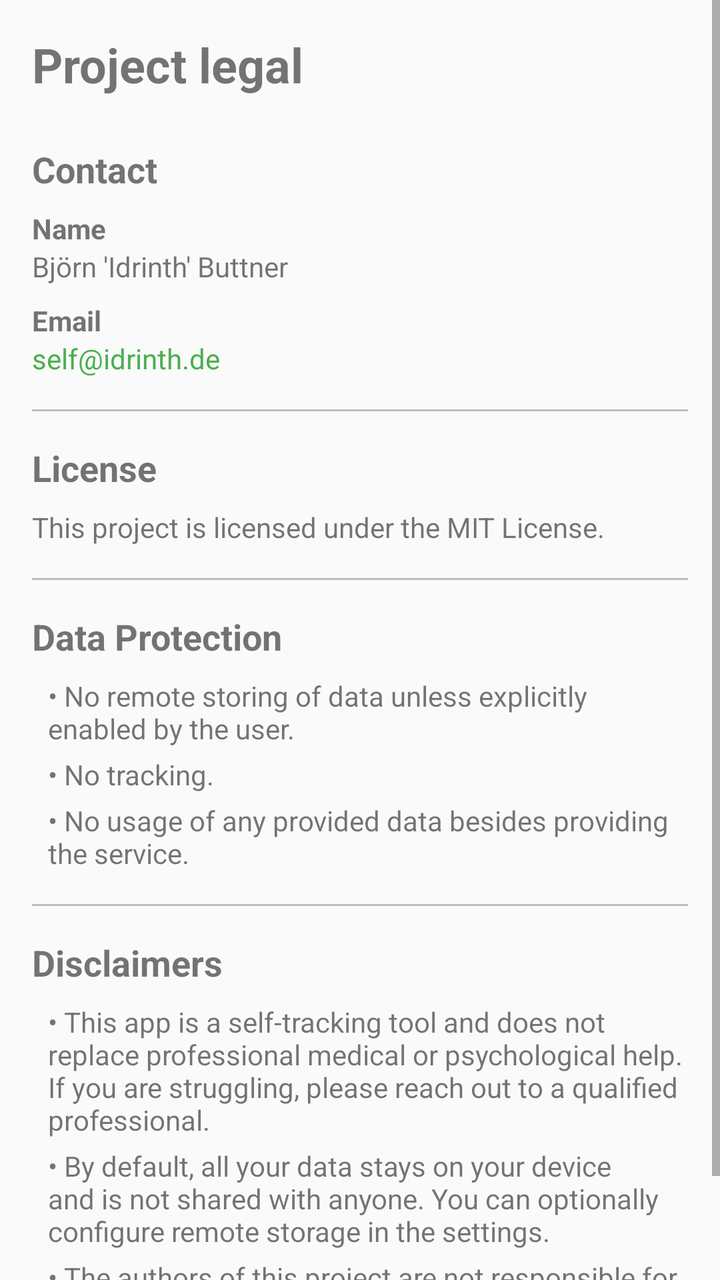
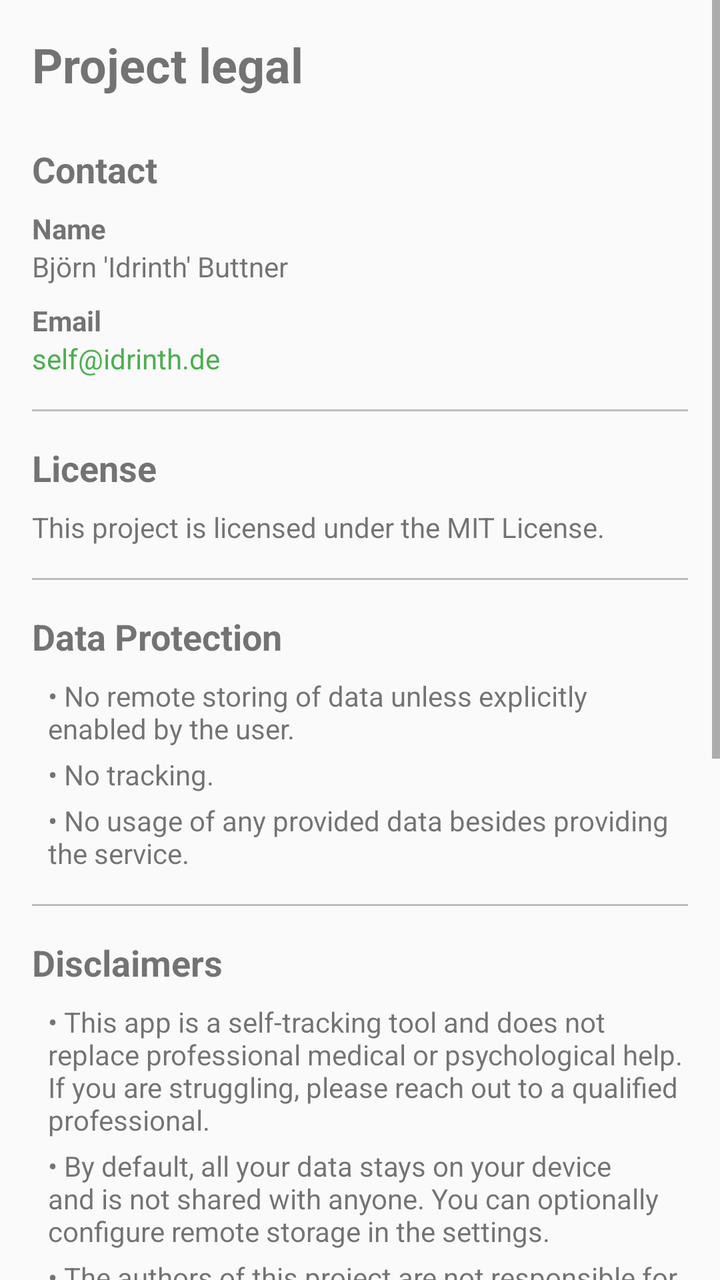

Compare the two renders of this Android layout. The source of the first and the diff that turns it into the second are given below.
<!-- AndroidManifest.xml: application theme Theme.HabitEvaluator -->
<!-- res/layout/fragment_imprint.xml -->
<?xml version="1.0" encoding="utf-8"?>
<ScrollView xmlns:android="http://schemas.android.com/apk/res/android"
    android:layout_width="match_parent"
    android:layout_height="match_parent">

    <LinearLayout
        android:layout_width="match_parent"
        android:layout_height="wrap_content"
        android:orientation="vertical"
        android:padding="16dp">

        <TextView
            android:layout_width="wrap_content"
            android:layout_height="wrap_content"
            android:text="@string/imprint_title"
            android:textSize="24sp"
            android:textStyle="bold" />

        <TextView
            android:layout_width="wrap_content"
            android:layout_height="wrap_content"
            android:layout_marginTop="24dp"
            android:text="@string/imprint_contact"
            android:textSize="18sp"
            android:textStyle="bold" />

        <TextView
            android:layout_width="wrap_content"
            android:layout_height="wrap_content"
            android:layout_marginTop="8dp"
            android:text="@string/imprint_name_label"
            android:textSize="14sp"
            android:textStyle="bold" />

        <TextView
            android:layout_width="wrap_content"
            android:layout_height="wrap_content"
            android:text="@string/imprint_name_value"
            android:textSize="14sp" />

        <TextView
            android:layout_width="wrap_content"
            android:layout_height="wrap_content"
            android:layout_marginTop="8dp"
            android:text="@string/imprint_email_label"
            android:textSize="14sp"
            android:textStyle="bold" />

        <TextView
            android:id="@+id/emailLink"
            android:layout_width="wrap_content"
            android:layout_height="wrap_content"
            android:text="@string/imprint_email_value"
            android:textSize="14sp"
            android:textColor="@color/primary"
            android:clickable="true"
            android:focusable="true" />

        <View
            android:layout_width="match_parent"
            android:layout_height="1dp"
            android:layout_marginTop="16dp"
            android:background="@color/divider" />

        <TextView
            android:layout_width="wrap_content"
            android:layout_height="wrap_content"
            android:layout_marginTop="16dp"
            android:text="@string/imprint_license"
            android:textSize="18sp"
            android:textStyle="bold" />

        <TextView
            android:layout_width="wrap_content"
            android:layout_height="wrap_content"
            android:layout_marginTop="8dp"
            android:text="@string/imprint_license_text"
            android:textSize="14sp" />

        <View
            android:layout_width="match_parent"
            android:layout_height="1dp"
            android:layout_marginTop="16dp"
            android:background="@color/divider" />

        <TextView
            android:layout_width="wrap_content"
            android:layout_height="wrap_content"
            android:layout_marginTop="16dp"
            android:text="@string/imprint_data_protection"
            android:textSize="18sp"
            android:textStyle="bold" />

        <TextView
            android:layout_width="wrap_content"
            android:layout_height="wrap_content"
            android:layout_marginTop="8dp"
            android:text="@string/imprint_no_remote_storage"
            android:textSize="14sp"
            android:paddingStart="8dp" />

        <TextView
            android:layout_width="wrap_content"
            android:layout_height="wrap_content"
            android:layout_marginTop="4dp"
            android:text="@string/imprint_no_tracking"
            android:textSize="14sp"
            android:paddingStart="8dp" />

        <TextView
            android:layout_width="wrap_content"
            android:layout_height="wrap_content"
            android:layout_marginTop="4dp"
            android:text="@string/imprint_no_data_usage"
            android:textSize="14sp"
            android:paddingStart="8dp" />

        <View
            android:layout_width="match_parent"
            android:layout_height="1dp"
            android:layout_marginTop="16dp"
            android:background="@color/divider" />

        <TextView
            android:layout_width="wrap_content"
            android:layout_height="wrap_content"
            android:layout_marginTop="16dp"
            android:text="@string/imprint_disclaimers"
            android:textSize="18sp"
            android:textStyle="bold" />

        <TextView
            android:layout_width="wrap_content"
            android:layout_height="wrap_content"
            android:layout_marginTop="8dp"
            android:text="@string/imprint_not_professional_help"
            android:textSize="14sp"
            android:paddingStart="8dp" />

        <TextView
            android:layout_width="wrap_content"
            android:layout_height="wrap_content"
            android:layout_marginTop="4dp"
            android:text="@string/imprint_no_data_sharing"
            android:textSize="14sp"
            android:paddingStart="8dp" />

        <TextView
            android:layout_width="wrap_content"
            android:layout_height="wrap_content"
            android:layout_marginTop="4dp"
            android:text="@string/imprint_variant_disclaimer"
            android:textSize="14sp"
            android:paddingStart="8dp" />

    </LinearLayout>
</ScrollView>
<!-- resources referenced by this layout -->
<resources>
  <color name="divider">#BDBDBD</color>
  <color name="primary">#4CAF50</color>
  <string name="imprint_contact">Contact</string>
  <string name="imprint_data_protection">Data Protection</string>
  <string name="imprint_disclaimers">Disclaimers</string>
  <string name="imprint_email_label">Email</string>
  <string name="imprint_email_value" translatable="false">self@idrinth.de</string>
  <string name="imprint_license">License</string>
  <string name="imprint_license_text">This project is licensed under the MIT License.</string>
  <string name="imprint_name_label">Name</string>
  <string name="imprint_name_value" translatable="false">Björn \'Idrinth\' Buttner</string>
  <string name="imprint_no_data_sharing">\u2022 By default, all your data stays on your device and is not shared with anyone. You can optionally configure remote storage in the settings.</string>
  <string name="imprint_no_data_usage">\u2022 No usage of any provided data besides providing the service.</string>
  <string name="imprint_no_remote_storage">\u2022 No remote storing of data unless explicitly enabled by the user.</string>
  <string name="imprint_no_tracking">\u2022 No tracking.</string>
  <string name="imprint_not_professional_help">\u2022 This app is a self-tracking tool and does not replace professional medical or psychological help. If you are struggling, please reach out to a qualified professional.</string>
  <string name="imprint_title">Project legal</string>
  <string name="imprint_variant_disclaimer">\u2022 The authors of this project are not responsible for modifications made by third-party variants or the actions of webservice hosters.</string>
  <style name="Theme.HabitEvaluator" parent="Theme.MaterialComponents.DayNight.NoActionBar">
          <item name="colorPrimary">@color/primary</item>
          <item name="colorPrimaryDark">@color/primary_dark</item>
          <item name="colorAccent">@color/accent</item>
          <item name="android:windowBackground">@color/background</item>
      </style>
  <color name="primary_dark">#388E3C</color>
  <color name="accent">#FFC107</color>
  <color name="background">#FAFAFA</color>
</resources>

<!-- the commit's change to res/layout/fragment_imprint.xml (unified diff, before → after) -->
@@ -153,5 +153,131 @@
             android:textSize="14sp"
             android:paddingStart="8dp" />
 
+        <View
+            android:layout_width="match_parent"
+            android:layout_height="1dp"
+            android:layout_marginTop="16dp"
+            android:background="@color/divider" />
+
+        <TextView
+            android:layout_width="wrap_content"
+            android:layout_height="wrap_content"
+            android:layout_marginTop="16dp"
+            android:text="@string/imprint_libraries"
+            android:textSize="18sp"
+            android:textStyle="bold" />
+
+        <TextView
+            android:layout_width="wrap_content"
+            android:layout_height="wrap_content"
+            android:layout_marginTop="8dp"
+            android:text="@string/imprint_lib_gson"
+            android:textSize="14sp"
+            android:paddingStart="8dp" />
+
+        <TextView
+            android:layout_width="wrap_content"
+            android:layout_height="wrap_content"
+            android:layout_marginTop="4dp"
+            android:text="@string/imprint_lib_slf4j"
+            android:textSize="14sp"
+            android:paddingStart="8dp" />
+
+        <TextView
+            android:layout_width="wrap_content"
+            android:layout_height="wrap_content"
+            android:layout_marginTop="4dp"
+            android:text="@string/imprint_lib_snakeyaml"
+            android:textSize="14sp"
+            android:paddingStart="8dp" />
+
+        <TextView
+            android:layout_width="wrap_content"
+            android:layout_height="wrap_content"
+            android:layout_marginTop="4dp"
+            android:text="@string/imprint_lib_jakarta"
+            android:textSize="14sp"
+            android:paddingStart="8dp" />
+
+        <TextView
+            android:layout_width="wrap_content"
+            android:layout_height="wrap_content"
+            android:layout_marginTop="4dp"
+            android:text="@string/imprint_lib_jackson"
+            android:textSize="14sp"
+            android:paddingStart="8dp" />
+
+        <TextView
+            android:layout_width="wrap_content"
+            android:layout_height="wrap_content"
+            android:layout_marginTop="4dp"
+            android:text="@string/imprint_lib_slf4j_nop"
+            android:textSize="14sp"
+            android:paddingStart="8dp" />
+
+        <TextView
+            android:layout_width="wrap_content"
+            android:layout_height="wrap_content"
+            android:layout_marginTop="4dp"
+            android:text="@string/imprint_lib_appcompat"
+            android:textSize="14sp"
+            android:paddingStart="8dp" />
+
+        <TextView
+            android:layout_width="wrap_content"
+            android:layout_height="wrap_content"
+            android:layout_marginTop="4dp"
+            android:text="@string/imprint_lib_material"
+            android:textSize="14sp"
+            android:paddingStart="8dp" />
+
+        <TextView
+            android:layout_width="wrap_content"
+            android:layout_height="wrap_content"
+            android:layout_marginTop="4dp"
+            android:text="@string/imprint_lib_constraintlayout"
+            android:textSize="14sp"
+            android:paddingStart="8dp" />
+
+        <TextView
+            android:layout_width="wrap_content"
+            android:layout_height="wrap_content"
+            android:layout_marginTop="4dp"
+            android:text="@string/imprint_lib_recyclerview"
+            android:textSize="14sp"
+            android:paddingStart="8dp" />
+
+        <TextView
+            android:layout_width="wrap_content"
+            android:layout_height="wrap_content"
+            android:layout_marginTop="4dp"
+            android:text="@string/imprint_lib_cardview"
+            android:textSize="14sp"
+            android:paddingStart="8dp" />
+
+        <TextView
+            android:layout_width="wrap_content"
+            android:layout_height="wrap_content"
+            android:layout_marginTop="4dp"
+            android:text="@string/imprint_lib_viewpager2"
+            android:textSize="14sp"
+            android:paddingStart="8dp" />
+
+        <TextView
+            android:layout_width="wrap_content"
+            android:layout_height="wrap_content"
+            android:layout_marginTop="4dp"
+            android:text="@string/imprint_lib_lifecycle_viewmodel"
+            android:textSize="14sp"
+            android:paddingStart="8dp" />
+
+        <TextView
+            android:layout_width="wrap_content"
+            android:layout_height="wrap_content"
+            android:layout_marginTop="4dp"
+            android:text="@string/imprint_lib_lifecycle_livedata"
+            android:textSize="14sp"
+            android:paddingStart="8dp" />
+
     </LinearLayout>
 </ScrollView>
<!-- resource entries referenced after the edit -->
@@ -7,6 +7,21 @@
   <string name="imprint_disclaimers">Disclaimers</string>
   <string name="imprint_email_label">Email</string>
   <string name="imprint_email_value" translatable="false">self@idrinth.de</string>
+  <string name="imprint_lib_appcompat" translatable="false">\u2022 AndroidX AppCompat 1.6.1 - Apache-2.0</string>
+  <string name="imprint_lib_cardview" translatable="false">\u2022 AndroidX CardView 1.0.0 - Apache-2.0</string>
+  <string name="imprint_lib_constraintlayout" translatable="false">\u2022 AndroidX ConstraintLayout 2.1.4 - Apache-2.0</string>
+  <string name="imprint_lib_gson" translatable="false">\u2022 GSON 2.10.1 - Apache-2.0</string>
+  <string name="imprint_lib_jackson" translatable="false">\u2022 Jackson Annotations 2.16.1 - Apache-2.0</string>
+  <string name="imprint_lib_jakarta" translatable="false">\u2022 Jakarta Persistence API 3.1.0 - EPL-2.0</string>
+  <string name="imprint_lib_lifecycle_livedata" translatable="false">\u2022 AndroidX Lifecycle LiveData 2.7.0 - Apache-2.0</string>
+  <string name="imprint_lib_lifecycle_viewmodel" translatable="false">\u2022 AndroidX Lifecycle ViewModel 2.7.0 - Apache-2.0</string>
+  <string name="imprint_lib_material" translatable="false">\u2022 Material Components 1.11.0 - Apache-2.0</string>
+  <string name="imprint_lib_recyclerview" translatable="false">\u2022 AndroidX RecyclerView 1.3.2 - Apache-2.0</string>
+  <string name="imprint_lib_slf4j" translatable="false">\u2022 SLF4J 2.0.11 - MIT</string>
+  <string name="imprint_lib_slf4j_nop" translatable="false">\u2022 SLF4J NOP 2.0.11 - MIT</string>
+  <string name="imprint_lib_snakeyaml" translatable="false">\u2022 SnakeYAML 2.2 - Apache-2.0</string>
+  <string name="imprint_lib_viewpager2" translatable="false">\u2022 AndroidX ViewPager2 1.0.0 - Apache-2.0</string>
+  <string name="imprint_libraries">Third-Party Libraries</string>
   <string name="imprint_license">License</string>
   <string name="imprint_license_text">This project is licensed under the MIT License.</string>
   <string name="imprint_name_label">Name</string>
